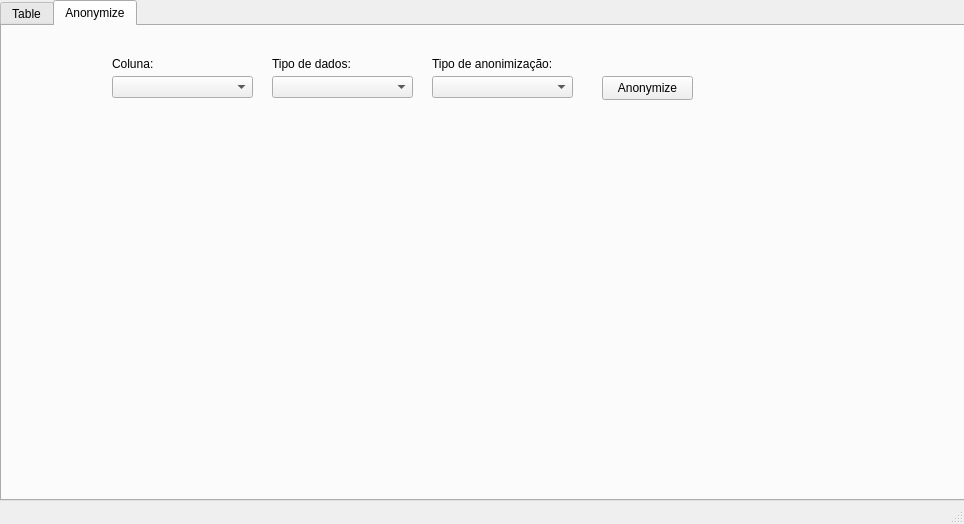
Qt form DisplayData.ui (brunoguedelha99/Tese) before a commit.
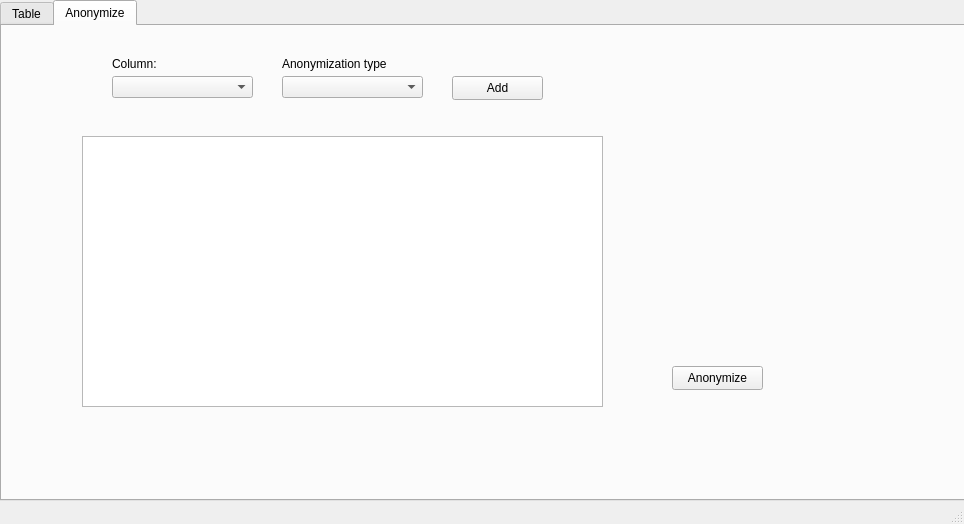
The same form after that commit. The open tabs and pages were chosen to show the change.

Commit message: Add List of Lists and table

Patch:
```diff
--- a/DisplayData.ui
+++ b/DisplayData.ui
@@ -53,6 +53,29 @@
        <string>Export</string>
       </property>
      </widget>
+     <widget class="QLabel" name="label_2">
+      <property name="geometry">
+       <rect>
+        <x>40</x>
+        <y>10</y>
+        <width>81</width>
+        <height>16</height>
+       </rect>
+      </property>
+      <property name="text">
+       <string>Tipo de dados:</string>
+      </property>
+     </widget>
+     <widget class="QComboBox" name="dataTypeComboBox">
+      <property name="geometry">
+       <rect>
+        <x>40</x>
+        <y>30</y>
+        <width>141</width>
+        <height>22</height>
+       </rect>
+      </property>
+     </widget>
     </widget>
     <widget class="QWidget" name="tab_2">
      <attribute name="title">
@@ -61,8 +84,8 @@
      <widget class="QPushButton" name="pushAnonymizeButton">
       <property name="geometry">
        <rect>
-        <x>600</x>
-        <y>50</y>
+        <x>670</x>
+        <y>340</y>
         <width>91</width>
         <height>24</height>
        </rect>
@@ -71,33 +94,23 @@
        <string>Anonymize</string>
       </property>
      </widget>
-     <widget class="QComboBox" name="dataTypeComboBox">
-      <property name="geometry">
-       <rect>
-        <x>270</x>
-        <y>50</y>
-        <width>141</width>
-        <height>22</height>
-       </rect>
-      </property>
-     </widget>
      <widget class="QLabel" name="label_3">
       <property name="geometry">
        <rect>
-        <x>430</x>
+        <x>280</x>
         <y>30</y>
         <width>121</width>
         <height>16</height>
        </rect>
       </property>
       <property name="text">
-       <string>Tipo de anonimização:</string>
+       <string>Anonymization type</string>
       </property>
      </widget>
      <widget class="QComboBox" name="anonymizationComboBox">
       <property name="geometry">
        <rect>
-        <x>430</x>
+        <x>280</x>
         <y>50</y>
         <width>141</width>
         <height>22</height>
@@ -114,7 +127,7 @@
        </rect>
       </property>
       <property name="text">
-       <string>Coluna:</string>
+       <string>Column:</string>
       </property>
      </widget>
      <widget class="QComboBox" name="columnComboBox">
@@ -127,17 +140,27 @@
        </rect>
       </property>
      </widget>
-     <widget class="QLabel" name="label_2">
+     <widget class="QTableWidget" name="tableAnonymizationSett">
       <property name="geometry">
        <rect>
-        <x>270</x>
-        <y>30</y>
-        <width>81</width>
-        <height>16</height>
+        <x>80</x>
+        <y>110</y>
+        <width>521</width>
+        <height>271</height>
+       </rect>
+      </property>
+     </widget>
+     <widget class="QPushButton" name="pushAddButton">
+      <property name="geometry">
+       <rect>
+        <x>450</x>
+        <y>50</y>
+        <width>91</width>
+        <height>24</height>
        </rect>
       </property>
       <property name="text">
-       <string>Tipo de dados:</string>
+       <string>Add</string>
       </property>
      </widget>
     </widget>
```
Left out of the diff: 2 changed lines with no effect on the pictures. The commit also changes 1 other file.
